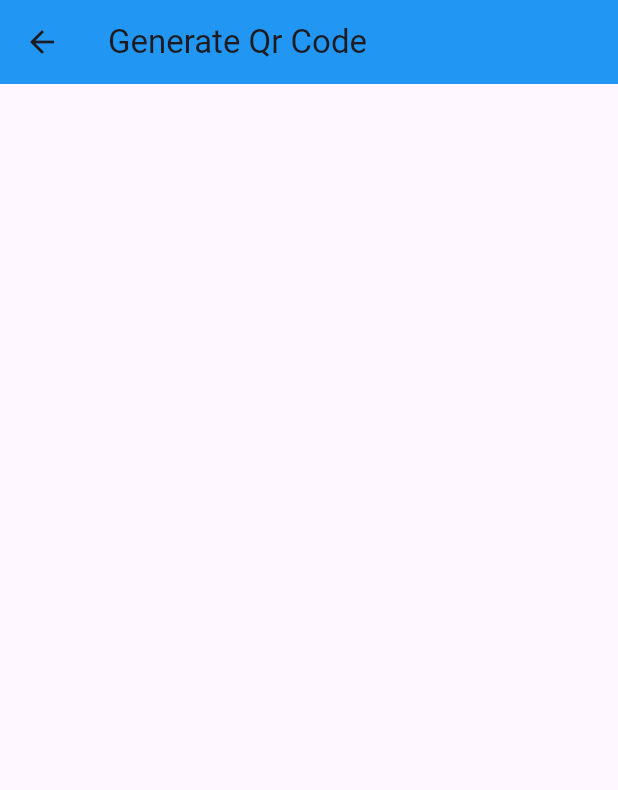
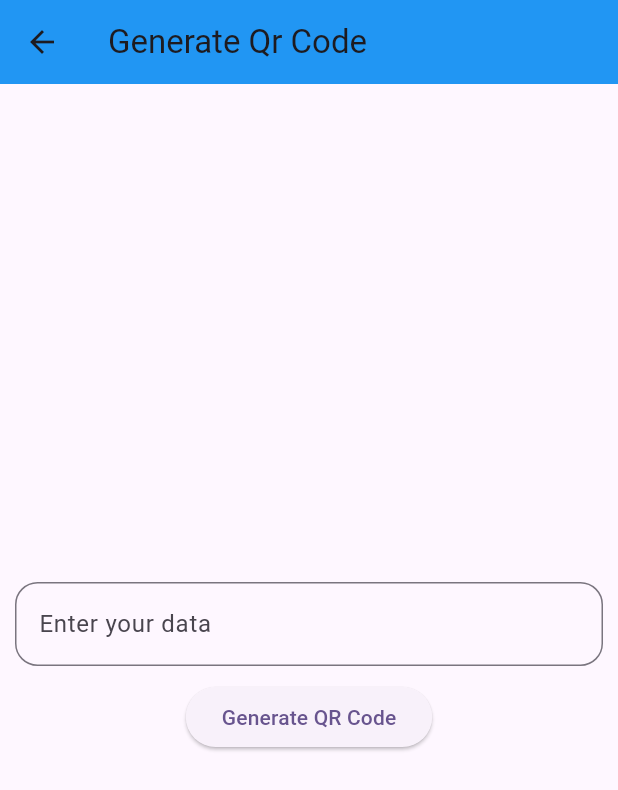
Before and after one commit to Lokosang-wani/qr-code-genrator-and-scanner-flutter, a Flutter app: the GenerateQrCode screen opened directly, on a phone screen of 412 x 824 dp. Shown: the top 790 px of the screen. Run offline on Flutter 3.47's test engine with Material 3 defaults, Android fonts, the phone set to English and light mode, and no system bars; our stand-ins replace qr_flutter.

Commit message:
qr code generator working

```diff
--- a/lib/generate_qr_code.dart
+++ b/lib/generate_qr_code.dart
@@ -1,4 +1,5 @@
 import 'package:flutter/material.dart';
+import 'package:qr_flutter/qr_flutter.dart';
 
 class GenerateQrCode extends StatefulWidget {
   const GenerateQrCode({super.key});
@@ -8,6 +9,7 @@ class GenerateQrCode extends StatefulWidget {
 }
 
 class _GenerateQrCodeState extends State<GenerateQrCode> {
+  TextEditingController urlController = TextEditingController();
   @override
   Widget build(BuildContext context) {
     return Scaffold(
@@ -15,6 +17,33 @@ class _GenerateQrCodeState extends State<GenerateQrCode> {
         title: Text('Generate Qr Code'),
         backgroundColor: Colors.blue,
       ),
+      body: Center(
+        child: SingleChildScrollView(
+          child: Column(
+            mainAxisAlignment: MainAxisAlignment.center,
+            children: [
+              if (urlController.text.isNotEmpty)
+                QrImageView(data: urlController.text, size: 200),
+              SizedBox(height: 10),
+              Container(
+                padding: EdgeInsets.only(left: 10, right: 10),
+                child: TextField(
+                  controller: urlController,
+                  decoration: InputDecoration(
+                    hintText: 'Enter your data',
+                    border: OutlineInputBorder(
+                      borderRadius: BorderRadius.circular(15),
+                    ),
+                    labelText: 'Enter your data',
+                  ),
+                ),
+              ),
+              SizedBox(height: 10),
+              ElevatedButton(onPressed: () {}, child: Text('Generate QR Code')),
+            ],
+          ),
+        ),
+      ),
     );
   }
 }
```
